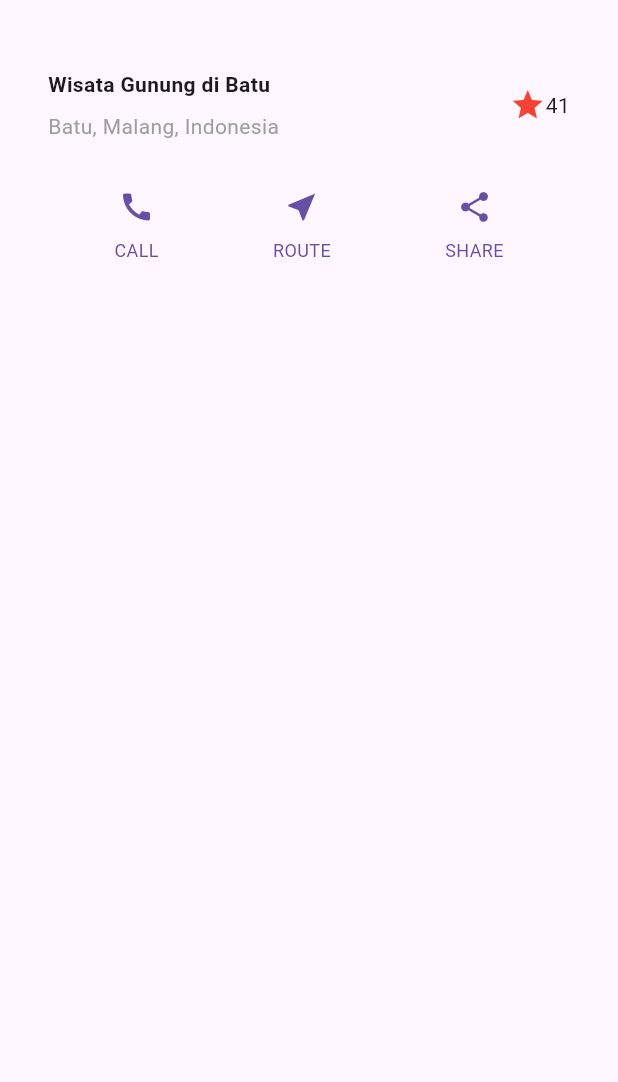
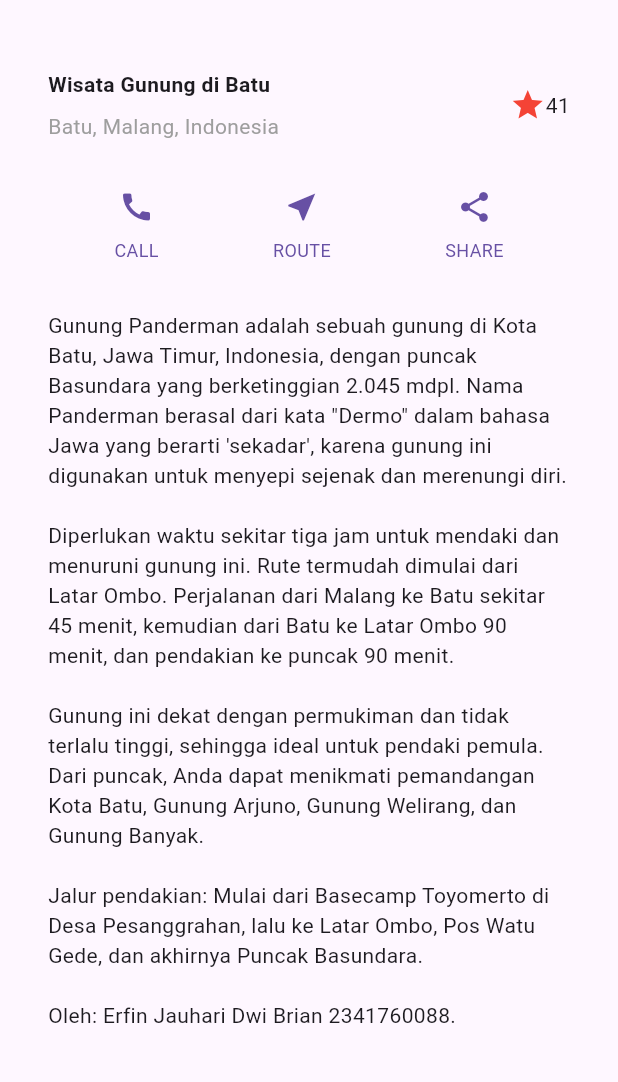
Before and after one commit to eerfinn/flutter-layout-navigation, a Flutter app: the screen it shows after launch, on a phone screen of 412 x 824 dp, the part 63-1145 px from its top. Run offline on Flutter 3.47's test engine with Material 3 defaults, Android fonts, the phone set to English and light mode, and no system bars.

Commit message:
Praktikum 3: Langkah 2 - Tambahkan variabel text section ke body

```diff
--- a/lib/main.dart
+++ b/lib/main.dart
@@ -51,8 +51,10 @@ class MyApp extends StatelessWidget {
     Widget textSection = Container(
       padding: const EdgeInsets.all(32),
       child: const Text(
-        'Gunung Panderman, located in Kota Batu, Jawa Timur, Indonesia, stands at 2,045 meters above sea level, part of the DAS Brantas watershed. Its peak, Basundara, is accessible via the easiest route starting from Latar Ombo, taking about three hours for a round trip. The journey from Malang to the starting point involves a 45-minute drive to Batu, followed by a 90-minute drive to Latar Ombo, and another 90 minutes to the summit.\n\n'
-        'Nestled close to settlements and not as high as surrounding mountains, Gunung Panderman offers stunning natural beauty, making it ideal for beginners. Its manageable height and proximity to urban areas provide a perfect setting for a serene escape, reflecting its Javanese name "Panderman," meaning "sekadar" or just enough for personal reflection and light adventure.\n\n'
+        'Gunung Panderman adalah sebuah gunung di Kota Batu, Jawa Timur, Indonesia, dengan puncak Basundara yang berketinggian 2.045 mdpl. Nama Panderman berasal dari kata "Dermo" dalam bahasa Jawa yang berarti \'sekadar\', karena gunung ini digunakan untuk menyepi sejenak dan merenungi diri.\n\n'
+        'Diperlukan waktu sekitar tiga jam untuk mendaki dan menuruni gunung ini. Rute termudah dimulai dari Latar Ombo. Perjalanan dari Malang ke Batu sekitar 45 menit, kemudian dari Batu ke Latar Ombo 90 menit, dan pendakian ke puncak 90 menit.\n\n'
+        'Gunung ini dekat dengan permukiman dan tidak terlalu tinggi, sehingga ideal untuk pendaki pemula. Dari puncak, Anda dapat menikmati pemandangan Kota Batu, Gunung Arjuno, Gunung Welirang, dan Gunung Banyak.\n\n'
+        'Jalur pendakian: Mulai dari Basecamp Toyomerto di Desa Pesanggrahan, lalu ke Latar Ombo, Pos Watu Gede, dan akhirnya Puncak Basundara.\n\n'
         'Oleh: Erfin Jauhari Dwi Brian 2341760088.',
         softWrap: true,
       ),
@@ -62,7 +64,7 @@ class MyApp extends StatelessWidget {
       title: 'Flutter layout: Erfin Jauhari Dwi Brian 2341760088',
       home: Scaffold(
         appBar: AppBar(title: const Text('Flutter Layout Demo')),
-        body: Column(children: [titleSection, buttonSection]),
+        body: Column(children: [titleSection, buttonSection, textSection]),
       ),
     );
   }
```
Also changed, not shown: images/08.png (added), 1 other file.
